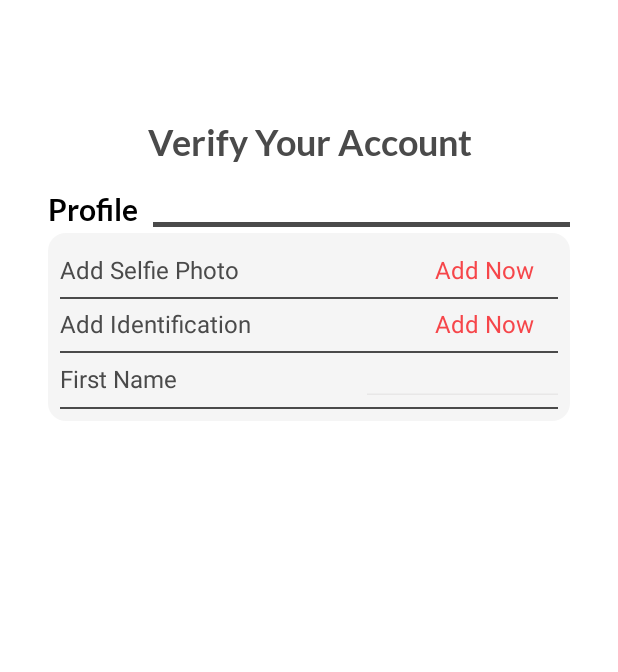
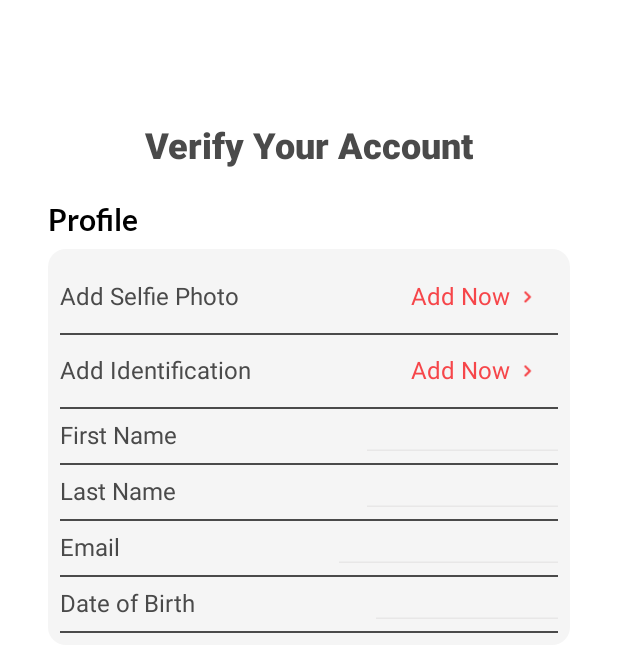
Before and after one commit to qa30m/ts-demo, an Android app built with Jetpack Compose: the @Preview function ProfilePreview, on a phone screen of 412 x 824 dp. Shown: the top 672 px of the screen. Run offline under Robolectric (Android 15) with nearby library versions, the phone set to English and light mode, and no system bars; our stand-ins replace livedata-compose; network calls fail; 1 statement that could not run was skipped.

Commit message:
UI Refinements

```diff
--- a/app/src/main/java/com/example/tsdemoapp/ui/TSDemoApp.kt
+++ b/app/src/main/java/com/example/tsdemoapp/ui/TSDemoApp.kt
@@ -30,7 +30,7 @@ fun TSDemoApp(context: Context) {
 
     TSDemoAppTheme(currentRoute = currentRoute) {
 
-        val startDestination = Routes.Profile.name
+        val startDestination = Routes.VerifyAccount.name
 
         Scaffold(
             topBar = {
--- a/app/src/main/java/com/example/tsdemoapp/ui/nav/NavHost.kt
+++ b/app/src/main/java/com/example/tsdemoapp/ui/nav/NavHost.kt
@@ -1,7 +1,6 @@
 package com.example.tsdemoapp.ui.nav
 
 
-import com.example.tsdemoapp.ui.screens.VerifyAccountScreen
 import android.os.Build
 import androidx.annotation.RequiresApi
 import androidx.compose.runtime.Composable
@@ -9,6 +8,8 @@ import androidx.compose.ui.Modifier
 import androidx.navigation.NavHostController
 import androidx.navigation.compose.NavHost
 import androidx.navigation.compose.composable
+import com.example.tsdemoapp.ui.screens.ProfileScreen
+import com.example.tsdemoapp.ui.screens.VerifyAccountScreen
 
 @RequiresApi(Build.VERSION_CODES.O)
 @Composable
@@ -23,8 +24,9 @@ fun NavHost(
         startDestination = startDestination,
         modifier = modifier,
     ) {
-        composable(Routes.Profile.name) {
+        composable(Routes.VerifyAccount.name) {
             VerifyAccountScreen(navHostController)
+//            ProfileScreen()
         }
     }
 }
--- a/app/src/main/java/com/example/tsdemoapp/ui/nav/Routes.kt
+++ b/app/src/main/java/com/example/tsdemoapp/ui/nav/Routes.kt
@@ -1,5 +1,5 @@
 package com.example.tsdemoapp.ui.nav
 
 enum class Routes {
-    Profile,
+    VerifyAccount,
 }
--- a/app/src/main/java/com/example/tsdemoapp/ui/screens/VerifyAccountScreen.kt
+++ b/app/src/main/java/com/example/tsdemoapp/ui/screens/VerifyAccountScreen.kt
@@ -2,7 +2,6 @@ package com.example.tsdemoapp.ui.screens
 
 import androidx.compose.foundation.background
 import androidx.compose.foundation.layout.Arrangement
-import androidx.compose.foundation.layout.Box
 import androidx.compose.foundation.layout.Column
 import androidx.compose.foundation.layout.Row
 import androidx.compose.foundation.layout.Spacer
@@ -12,16 +11,14 @@ import androidx.compose.foundation.layout.height
 import androidx.compose.foundation.layout.padding
 import androidx.compose.foundation.layout.size
 import androidx.compose.foundation.lazy.LazyColumn
-import androidx.compose.foundation.shape.RoundedCornerShape
 import androidx.compose.foundation.text.KeyboardOptions
 import androidx.compose.material.icons.Icons
 import androidx.compose.material.icons.automirrored.filled.KeyboardArrowRight
-import androidx.compose.material.icons.filled.Person
 import androidx.compose.material3.Card
 import androidx.compose.material3.CardDefaults
 import androidx.compose.material3.ExperimentalMaterial3Api
 import androidx.compose.material3.Icon
-import androidx.compose.material3.OutlinedTextField
+import androidx.compose.material3.MaterialTheme
 import androidx.compose.material3.Text
 import androidx.compose.material3.TextField
 import androidx.compose.material3.TextFieldDefaults
@@ -35,12 +32,11 @@ import androidx.compose.runtime.remember
 import androidx.compose.runtime.setValue
 import androidx.compose.ui.Alignment
 import androidx.compose.ui.Modifier
-import androidx.compose.ui.graphics.Color
 import androidx.compose.ui.graphics.Color.Companion.Black
 import androidx.compose.ui.graphics.Color.Companion.White
 import androidx.compose.ui.platform.LocalContext
+import androidx.compose.ui.res.painterResource
 import androidx.compose.ui.text.TextStyle
-import androidx.compose.ui.text.font.FontStyle
 import androidx.compose.ui.text.font.FontWeight
 import androidx.compose.ui.text.input.ImeAction
 import androidx.compose.ui.text.input.KeyboardType
@@ -51,19 +47,16 @@ import androidx.compose.ui.unit.sp
 import androidx.lifecycle.viewmodel.compose.viewModel
 import androidx.navigation.NavController
 import androidx.navigation.compose.rememberNavController
+import com.example.tsdemoapp.R
 import com.example.tsdemoapp.model.UserProfile
 import com.example.tsdemoapp.preferences.UserPreferences
-import com.example.tsdemoapp.ui.theme.FontColorBlack
-import com.example.tsdemoapp.ui.theme.FontColorBlack2
 import com.example.tsdemoapp.ui.theme.GrayBackground
 import com.example.tsdemoapp.ui.theme.GrayFontColor
 import com.example.tsdemoapp.ui.theme.LatoFontFamily
-import com.example.tsdemoapp.ui.theme.PoppinsFontFamily
+import com.example.tsdemoapp.ui.theme.MontserratFontFamily
 import com.example.tsdemoapp.ui.theme.SecondaryColor
-import com.example.tsdemoapp.ui.theme.accentColor
 import com.example.tsdemoapp.ui.theme.blackFont
 import com.example.tsdemoapp.ui.theme.lightGray
-import com.example.tsdemoapp.ui.theme.lightGrayFont
 import com.example.tsdemoapp.ui.theme.redFont
 import com.example.tsdemoapp.viewmodel.ProfileViewModel
 
@@ -105,15 +98,13 @@ fun VerifyAccountScreen(
                     text = "Verify Your Account",
                     color = blackFont,
                     fontSize = 24.sp,
+                    style = MaterialTheme.typography.headlineMedium,
                     textAlign = TextAlign.Center,
                     modifier = Modifier.fillMaxWidth(),
-                    fontWeight = FontWeight.Bold,
-                    fontFamily = LatoFontFamily,
+                    fontWeight = FontWeight.ExtraBold,
+                    fontFamily = MontserratFontFamily,
                 )
                 Spacer(modifier = Modifier.height(18.dp))
-                Row (
-                    verticalAlignment = Alignment.Bottom
-                ) {
                 Text(
                     text = "Profile",
                     fontSize = 20.sp,
@@ -122,17 +113,10 @@ fun VerifyAccountScreen(
                     modifier = Modifier
                         .padding(end = 10.dp)
                 )
-                    Box(
-                        modifier = Modifier.height(3.dp)
-                            .fillMaxWidth()
-                            .background(blackFont)
-                            .padding(bottom = 4.dp)
-                    )
+                Spacer(modifier = Modifier.height(8.dp))
+
+                UserInfo(userProfile)
             }
-            }
-        }
-        item {
-            UserInfo(userProfile)
         }
     }
 
@@ -152,8 +136,7 @@ fun UserInfo(userProfile: UserProfile?) {
     var nationality by remember { mutableStateOf("") }
     var monthlyIncome by remember { mutableStateOf("") }
     Card(
-        modifier = Modifier.fillMaxWidth()
-            .padding(horizontal = 32.dp),
+        modifier = Modifier.fillMaxWidth(),
         colors = CardDefaults.cardColors(
             containerColor = lightGray
         )
@@ -164,7 +147,36 @@ fun UserInfo(userProfile: UserProfile?) {
                 .padding(8.dp),
             verticalArrangement = Arrangement.Top
         ) {
-//            add selfie
+            ProfileActionRow("Add Selfie Photo")
+            BottomBorder()
+            ProfileActionRow("Add Identification")
+            BottomBorder()
+            ProfileInputField("First Name", "Enter your first name")
+            BottomBorder()
+            ProfileInputField("Last Name", "Enter your last name")
+            BottomBorder()
+            ProfileInputField("Email", "Enter your email")
+            BottomBorder()
+            ProfileInputField("Date of Birth", "Select your birth")
+            BottomBorder()
+        }
+    }
+}
+
+@Composable
+private fun BottomBorder() {
+    Spacer(
+        modifier = Modifier
+            .fillMaxWidth()
+            .background(blackFont)
+            .height(1.dp)
+    )
+}
+
+@Composable
+fun ProfileActionRow(
+    title: String,
+) {
     Row(
         modifier = Modifier
             .fillMaxWidth()
@@ -173,7 +185,7 @@ fun UserInfo(userProfile: UserProfile?) {
         horizontalArrangement = Arrangement.SpaceBetween
     ) {
         Text(
-                    text = "Add Selfie Photo",
+            text = title,
             fontSize = 16.sp,
             color = blackFont,
             fontWeight = FontWeight.Normal,
@@ -189,21 +201,21 @@ fun UserInfo(userProfile: UserProfile?) {
                 fontWeight = FontWeight.Normal,
             )
             Icon(
-                        imageVector = Icons.AutoMirrored.Filled.KeyboardArrowRight,
+                painter = painterResource(R.drawable.arrow_1),
                 contentDescription = "",
                 tint = redFont,
-                        modifier = Modifier.size(16.dp)
-                            .padding(end = 16.dp)
+                modifier = Modifier.size(32.dp)
+                    .padding(start = 8.dp, end = 16.dp)
             )
         }
     }
-            Spacer(
-                modifier = Modifier
-                    .fillMaxWidth()
-                    .background(blackFont)
-                    .height(1.dp)
-            )
-//            add identification
+}
+
+
+@OptIn(ExperimentalMaterial3Api::class)
+@Composable
+fun ProfileInputField(label: String, placeholder: String) {
+    var text by remember { mutableStateOf("") }
     Row(
         modifier = Modifier
             .fillMaxWidth()
@@ -212,61 +224,22 @@ fun UserInfo(userProfile: UserProfile?) {
         horizontalArrangement = Arrangement.SpaceBetween
     ) {
         Text(
-                    text = "Add Identification",
-                    fontSize = 16.sp,
-                    color = blackFont,
-                    fontWeight = FontWeight.Normal,
-                )
-                Row(
-                    modifier = Modifier,
-                    verticalAlignment = Alignment.CenterVertically,
-                ) {
-                    Text(
-                        text = "Add Now",
-                        fontSize = 16.sp,
-                        color = redFont,
-                        fontWeight = FontWeight.Normal,
-                    )
-                    Icon(
-                        imageVector = Icons.AutoMirrored.Filled.KeyboardArrowRight,
-                        contentDescription = "",
-                        tint = redFont,
-                        modifier = Modifier.size(16.dp)
-                            .padding(end = 16.dp)
-                    )
-                }
-            }
-            Spacer(
-                modifier = Modifier
-                    .fillMaxWidth()
-                    .background(blackFont)
-                    .height(1.dp)
-            )
-//            first name
-            Row(
-                modifier = Modifier
-                    .fillMaxWidth()
-                    .padding(vertical = 8.dp),
-                verticalAlignment = Alignment.CenterVertically,
-                horizontalArrangement = Arrangement.SpaceBetween
-            ) {
-                Text(
-                    text = "First Name",
+            text = label,
             fontSize = 16.sp,
             color = blackFont,
             fontWeight = FontWeight.Normal,
         )
         TextField(
             textStyle = TextStyle(color = Black, fontSize = 16.sp),
-                    value = firstName,
+            value = text,
             keyboardOptions = KeyboardOptions(
                 keyboardType = KeyboardType.Text,
                 imeAction = ImeAction.Next
             ),
             onValueChange = {
-                        firstName = it
+                text = it
             },
-//                    shape = RoundedCornerShape(10.dp),
+            placeholder = { Text(placeholder) },
             singleLine = true,
             colors = TextFieldDefaults.outlinedTextFieldColors(
                 focusedBorderColor = GrayBackground,
@@ -277,42 +250,6 @@ fun UserInfo(userProfile: UserProfile?) {
                 .fillMaxWidth(.5f),
         )
     }
-            Spacer(
-                modifier = Modifier
-                    .fillMaxWidth()
-                    .background(blackFont)
-                    .height(1.dp)
-            )
-        }
-    }
-}
-
-@Composable
-fun InfoItem(
-    name: String,
-    value: String,
-) {
-    Row(
-        modifier = Modifier
-            .fillMaxWidth()
-            .background(White)
-            .padding(8.dp)
-    ) {
-        Text(
-            text = value,
-            fontSize = 20.sp,
-            color = SecondaryColor,
-            fontWeight = FontWeight.SemiBold,
-            modifier = Modifier.fillMaxWidth(.5f),
-        )
-        Text(
-            text = name,
-            fontSize = 14.sp,
-            color = GrayFontColor,
-            fontWeight = FontWeight(500),
-            modifier = Modifier.fillMaxWidth(.5f),
-        )
-    }
 }
 
 @Preview(showBackground = false)
--- a/app/src/main/java/com/example/tsdemoapp/ui/theme/Type.kt
+++ b/app/src/main/java/com/example/tsdemoapp/ui/theme/Type.kt
@@ -17,11 +17,15 @@ val provider = GoogleFont.Provider(
 )
 val Poppins = GoogleFont("Poppins")
 val Roboto = GoogleFont("Roboto")
+val Montserrat = GoogleFont("Montserrat")
 
 val PoppinsFontFamily = FontFamily(
     Font(googleFont = Poppins, fontProvider = provider)
 )
 val RobotoFontFamily = FontFamily(
+    Font(googleFont = Roboto, fontProvider = provider)
+)
+val MontserratFontFamily = FontFamily(
     Font(googleFont = Roboto, fontProvider = provider)
 )
 
```
Also changed, not shown: app/src/main/java/com/example/tsdemoapp/ui/components/ActionRow.kt (added, +60 -0 lines), app/src/main/java/com/example/tsdemoapp/ui/nav/TopAppBar.kt (+6 -5 lines), app/src/main/java/com/example/tsdemoapp/ui/screens/ProfileScreen.kt (added, +173 -0 lines). Lines whose indentation alone changed are shown as unchanged.
